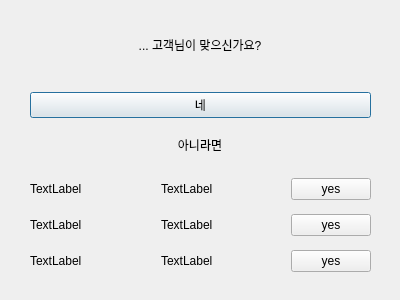
This is UI/check.ui in cwj980119/Pyqt5-facerecog-kiosk as Qt 5 draws it before an edit. The edited form follows.
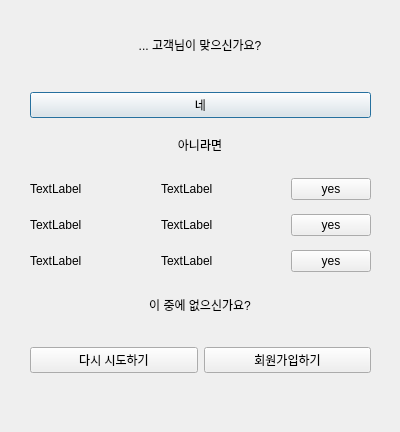
This is the edited form.

The edit to the form file:
```diff
--- a/UI/check.ui
+++ b/UI/check.ui
@@ -7,7 +7,7 @@
     <x>0</x>
     <y>0</y>
     <width>400</width>
-    <height>300</height>
+    <height>432</height>
    </rect>
   </property>
   <property name="windowTitle">
@@ -148,6 +148,51 @@
     </item>
    </layout>
   </widget>
+  <widget class="QLabel" name="label_3">
+   <property name="geometry">
+    <rect>
+     <x>50</x>
+     <y>280</y>
+     <width>300</width>
+     <height>50</height>
+    </rect>
+   </property>
+   <property name="layoutDirection">
+    <enum>Qt::LeftToRight</enum>
+   </property>
+   <property name="text">
+    <string>이 중에 없으신가요?</string>
+   </property>
+   <property name="alignment">
+    <set>Qt::AlignCenter</set>
+   </property>
+  </widget>
+  <widget class="QWidget" name="horizontalLayoutWidget_2">
+   <property name="geometry">
+    <rect>
+     <x>30</x>
+     <y>320</y>
+     <width>341</width>
+     <height>80</height>
+    </rect>
+   </property>
+   <layout class="QHBoxLayout" name="horizontalLayout_2">
+    <item>
+     <widget class="QPushButton" name="btn_login">
+      <property name="text">
+       <string>다시 시도하기</string>
+      </property>
+     </widget>
+    </item>
+    <item>
+     <widget class="QPushButton" name="btn_register">
+      <property name="text">
+       <string>회원가입하기</string>
+      </property>
+     </widget>
+    </item>
+   </layout>
+  </widget>
  </widget>
  <resources/>
  <connections/>
```
Left out of the diff: 2 changed lines with no effect on the pictures.
